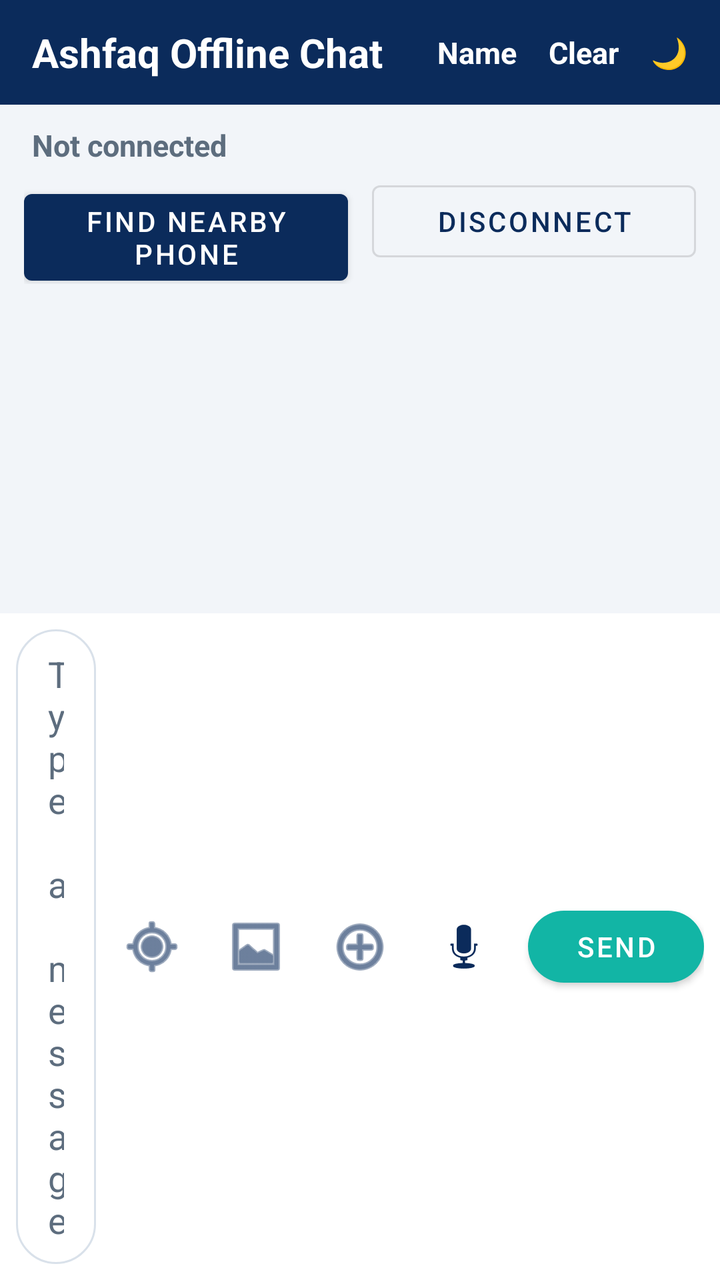
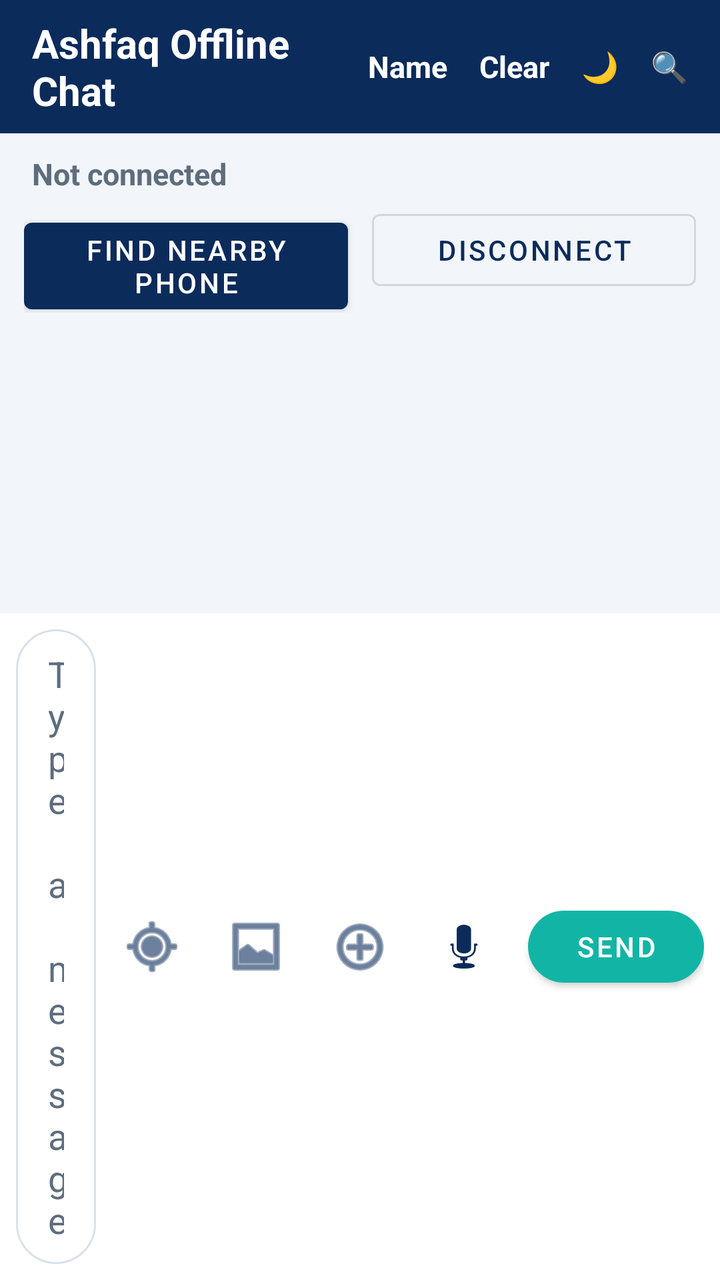

Two renders of the same Android screen: before a commit and after it. Below are the layout's source before the change and the commit's diff.
<!-- AndroidManifest.xml: application theme Theme.AshfaqOfflineChat -->
<!-- res/layout/activity_main.xml -->
<?xml version="1.0" encoding="utf-8"?>
<LinearLayout xmlns:android="http://schemas.android.com/apk/res/android"
    xmlns:app="http://schemas.android.com/apk/res-auto"
    android:id="@+id/rootLayout"
    android:layout_width="match_parent"
    android:layout_height="match_parent"
    android:background="@color/screen_background"
    android:orientation="vertical">

    <LinearLayout
        android:id="@+id/headerBar"
        android:layout_width="match_parent"
        android:layout_height="wrap_content"
        android:background="@color/primary"
        android:gravity="center_vertical"
        android:orientation="horizontal"
        android:paddingStart="16dp"
        android:paddingTop="8dp"
        android:paddingEnd="8dp"
        android:paddingBottom="8dp">

        <TextView
            android:id="@+id/titleText"
            android:layout_width="0dp"
            android:layout_height="wrap_content"
            android:layout_weight="1"
            android:text="@string/app_name"
            android:textColor="@color/on_primary"
            android:textSize="20sp"
            android:textStyle="bold" />

        <TextView
            android:id="@+id/buttonName"
            android:layout_width="wrap_content"
            android:layout_height="wrap_content"
            android:background="?attr/selectableItemBackgroundBorderless"
            android:clickable="true"
            android:focusable="true"
            android:padding="8dp"
            android:text="@string/your_name"
            android:textColor="@color/on_primary"
            android:textSize="15sp"
            android:textStyle="bold" />

        <TextView
            android:id="@+id/buttonClearChat"
            android:layout_width="wrap_content"
            android:layout_height="wrap_content"
            android:background="?attr/selectableItemBackgroundBorderless"
            android:clickable="true"
            android:focusable="true"
            android:padding="8dp"
            android:text="@string/clear_chat"
            android:textColor="@color/on_primary"
            android:textSize="15sp"
            android:textStyle="bold" />

        <TextView
            android:id="@+id/buttonTheme"
            android:layout_width="wrap_content"
            android:layout_height="wrap_content"
            android:background="?attr/selectableItemBackgroundBorderless"
            android:clickable="true"
            android:contentDescription="@string/theme_toggle"
            android:focusable="true"
            android:padding="8dp"
            android:text="🌙"
            android:textColor="@color/on_primary"
            android:textSize="15sp" />
    </LinearLayout>

    <TextView
        android:id="@+id/statusText"
        android:layout_width="match_parent"
        android:layout_height="wrap_content"
        android:paddingStart="16dp"
        android:paddingTop="10dp"
        android:paddingEnd="16dp"
        android:paddingBottom="4dp"
        android:text="@string/status_not_connected"
        android:textColor="@color/status_idle"
        android:textSize="15sp"
        android:textStyle="bold" />

    <LinearLayout
        android:layout_width="match_parent"
        android:layout_height="wrap_content"
        android:orientation="horizontal"
        android:paddingStart="12dp"
        android:paddingEnd="12dp">

        <com.google.android.material.button.MaterialButton
            android:id="@+id/buttonFind"
            android:layout_width="0dp"
            android:layout_height="wrap_content"
            android:layout_marginEnd="6dp"
            android:layout_weight="1"
            android:text="@string/find_nearby" />

        <com.google.android.material.button.MaterialButton
            android:id="@+id/buttonDisconnect"
            style="@style/Widget.MaterialComponents.Button.OutlinedButton"
            android:layout_width="0dp"
            android:layout_height="wrap_content"
            android:layout_marginStart="6dp"
            android:layout_weight="1"
            android:text="@string/disconnect" />
    </LinearLayout>

    <androidx.recyclerview.widget.RecyclerView
        android:id="@+id/recyclerMessages"
        android:layout_width="match_parent"
        android:layout_height="0dp"
        android:layout_weight="1"
        android:clipToPadding="false"
        android:paddingStart="8dp"
        android:paddingTop="8dp"
        android:paddingEnd="8dp"
        android:paddingBottom="8dp" />

    <LinearLayout
        android:id="@+id/quoteBar"
        android:layout_width="match_parent"
        android:layout_height="wrap_content"
        android:background="@color/input_bar_background"
        android:gravity="center_vertical"
        android:orientation="horizontal"
        android:paddingStart="16dp"
        android:paddingTop="6dp"
        android:paddingEnd="8dp"
        android:paddingBottom="2dp"
        android:visibility="gone">

        <View
            android:id="@+id/quoteBarStrip"
            android:layout_width="4dp"
            android:layout_height="36dp"
            android:background="@color/accent" />

        <LinearLayout
            android:layout_width="0dp"
            android:layout_height="wrap_content"
            android:layout_marginStart="10dp"
            android:layout_weight="1"
            android:orientation="vertical">

            <TextView
                android:id="@+id/quoteBarSender"
                android:layout_width="wrap_content"
                android:layout_height="wrap_content"
                android:ellipsize="end"
                android:maxLines="1"
                android:textColor="@color/accent"
                android:textSize="13sp"
                android:textStyle="bold" />

            <TextView
                android:id="@+id/quoteBarText"
                android:layout_width="wrap_content"
                android:layout_height="wrap_content"
                android:ellipsize="end"
                android:maxLines="1"
                android:textColor="@color/text_secondary"
                android:textSize="13sp" />
        </LinearLayout>

        <ImageButton
            android:id="@+id/buttonCancelQuote"
            android:layout_width="40dp"
            android:layout_height="40dp"
            android:background="@android:color/transparent"
            android:contentDescription="@string/cancel_reply"
            android:src="@android:drawable/ic_menu_close_clear_cancel"
            android:tint="@color/text_secondary" />
    </LinearLayout>

    <LinearLayout
        android:id="@+id/inputBar"
        android:layout_width="match_parent"
        android:layout_height="wrap_content"
        android:background="@color/input_bar_background"
        android:gravity="center_vertical"
        android:orientation="horizontal"
        android:padding="8dp">

        <EditText
            android:id="@+id/editMessage"
            android:layout_width="0dp"
            android:layout_height="wrap_content"
            android:layout_weight="1"
            android:background="@drawable/bg_input_field"
            android:hint="@string/message_hint"
            android:importantForAutofill="no"
            android:inputType="textCapSentences|textMultiLine"
            android:maxLines="4"
            android:minHeight="48dp"
            android:paddingStart="16dp"
            android:paddingTop="10dp"
            android:paddingEnd="16dp"
            android:paddingBottom="10dp"
            android:textColor="@color/text_primary"
            android:textColorHint="@color/text_secondary" />

        <ImageButton
            android:id="@+id/buttonLocation"
            android:layout_width="48dp"
            android:layout_height="48dp"
            android:layout_marginStart="4dp"
            android:background="@android:color/transparent"
            android:contentDescription="@string/share_location"
            android:src="@android:drawable/ic_menu_mylocation"
            android:tint="@color/primary" />

        <ImageButton
            android:id="@+id/buttonPhoto"
            android:layout_width="48dp"
            android:layout_height="48dp"
            android:layout_marginStart="4dp"
            android:background="@android:color/transparent"
            android:contentDescription="@string/pick_media"
            android:src="@android:drawable/ic_menu_gallery"
            android:tint="@color/primary" />

        <ImageButton
            android:id="@+id/buttonFile"
            android:layout_width="48dp"
            android:layout_height="48dp"
            android:layout_marginStart="4dp"
            android:background="@android:color/transparent"
            android:contentDescription="@string/send_file"
            android:src="@android:drawable/ic_menu_add"
            android:tint="@color/primary" />

        <ImageButton
            android:id="@+id/buttonMic"
            android:layout_width="48dp"
            android:layout_height="48dp"
            android:layout_marginStart="4dp"
            android:background="@android:color/transparent"
            android:contentDescription="@string/record_voice"
            android:src="@android:drawable/ic_btn_speak_now"
            android:tint="@color/primary" />

        <com.google.android.material.button.MaterialButton
            android:id="@+id/buttonSend"
            android:layout_width="wrap_content"
            android:layout_height="wrap_content"
            android:layout_marginStart="8dp"
            android:text="@string/send"
            app:backgroundTint="@color/accent"
            app:cornerRadius="24dp" />
    </LinearLayout>

</LinearLayout>
<!-- resources referenced by this layout -->
<resources>
  <color name="accent">#12B5A5</color>
  <color name="input_bar_background">#FFFFFF</color>
  <color name="on_primary">#FFFFFF</color>
  <color name="primary">#0B2B5B</color>
  <color name="screen_background">#F2F5F9</color>
  <color name="status_idle">#5D6D7E</color>
  <color name="text_primary">#1C2733</color>
  <color name="text_secondary">#5D6D7E</color>
  <!-- drawable bg_input_field (drawable) -->
  <?xml version="1.0" encoding="utf-8"?>
  <shape xmlns:android="http://schemas.android.com/apk/res/android"
      android:shape="rectangle">
      <solid android:color="@color/input_bar_background" />
      <stroke
          android:width="1dp"
          android:color="@color/input_stroke" />
      <corners android:radius="24dp" />
  </shape>
  <string name="app_name">Ashfaq Offline Chat</string>
  <string name="cancel_reply">Cancel reply</string>
  <string name="clear_chat">Clear</string>
  <string name="disconnect">Disconnect</string>
  <string name="find_nearby">Find Nearby Phone</string>
  <string name="message_hint">Type a message</string>
  <string name="pick_media">Send a photo or video</string>
  <string name="record_voice">Record a voice message</string>
  <string name="send">Send</string>
  <string name="send_file">Send a file</string>
  <string name="share_location">Share your location</string>
  <string name="status_not_connected">Not connected</string>
  <string name="theme_toggle">Dark mode on or off</string>
  <string name="your_name">Name</string>
  <style name="Theme.AshfaqOfflineChat" parent="Theme.MaterialComponents.Light.NoActionBar">
          <item name="colorPrimary">@color/primary</item>
          <item name="colorPrimaryDark">@color/primary_dark</item>
          <item name="colorOnPrimary">@color/on_primary</item>
          <item name="colorAccent">@color/accent</item>
          <item name="android:statusBarColor">@color/primary_dark</item>
          <item name="android:windowBackground">@color/screen_background</item>
          <item name="android:textColorPrimary">@color/text_primary</item>
      </style>
  <color name="input_stroke">#D9E1EA</color>
  <color name="primary_dark">#071F42</color>
</resources>

<!-- the commit's change to res/layout/activity_main.xml (unified diff, before → after) -->
@@ -67,6 +67,59 @@
             android:text="🌙"
             android:textColor="@color/on_primary"
             android:textSize="15sp" />
+
+        <TextView
+            android:id="@+id/buttonSearch"
+            android:layout_width="wrap_content"
+            android:layout_height="wrap_content"
+            android:background="?attr/selectableItemBackgroundBorderless"
+            android:clickable="true"
+            android:contentDescription="@string/search_messages"
+            android:focusable="true"
+            android:padding="8dp"
+            android:text="🔍"
+            android:textColor="@color/on_primary"
+            android:textSize="15sp" />
+    </LinearLayout>
+
+    <LinearLayout
+        android:id="@+id/searchBar"
+        android:layout_width="match_parent"
+        android:layout_height="wrap_content"
+        android:background="@color/input_bar_background"
+        android:gravity="center_vertical"
+        android:orientation="horizontal"
+        android:paddingStart="16dp"
+        android:paddingTop="6dp"
+        android:paddingEnd="8dp"
+        android:paddingBottom="6dp"
+        android:visibility="gone">
+
+        <EditText
+            android:id="@+id/editSearch"
+            android:layout_width="0dp"
+            android:layout_height="wrap_content"
+            android:layout_weight="1"
+            android:background="@drawable/bg_input_field"
+            android:hint="@string/search_hint"
+            android:importantForAutofill="no"
+            android:inputType="text"
+            android:maxLines="1"
+            android:paddingStart="14dp"
+            android:paddingTop="8dp"
+            android:paddingEnd="14dp"
+            android:paddingBottom="8dp"
+            android:textColor="@color/text_primary"
+            android:textColorHint="@color/text_secondary" />
+
+        <ImageButton
+            android:id="@+id/buttonCloseSearch"
+            android:layout_width="40dp"
+            android:layout_height="40dp"
+            android:background="@android:color/transparent"
+            android:contentDescription="@string/close_search"
+            android:src="@android:drawable/ic_menu_close_clear_cancel"
+            android:tint="@color/text_secondary" />
     </LinearLayout>
 
     <TextView
<!-- resource entries referenced after the edit -->
@@ -21,11 +21,14 @@
   <string name="app_name">Ashfaq Offline Chat</string>
   <string name="cancel_reply">Cancel reply</string>
   <string name="clear_chat">Clear</string>
+  <string name="close_search">Close search</string>
   <string name="disconnect">Disconnect</string>
   <string name="find_nearby">Find Nearby Phone</string>
   <string name="message_hint">Type a message</string>
   <string name="pick_media">Send a photo or video</string>
   <string name="record_voice">Record a voice message</string>
+  <string name="search_hint">Search messages…</string>
+  <string name="search_messages">Search messages</string>
   <string name="send">Send</string>
   <string name="send_file">Send a file</string>
   <string name="share_location">Share your location</string>
